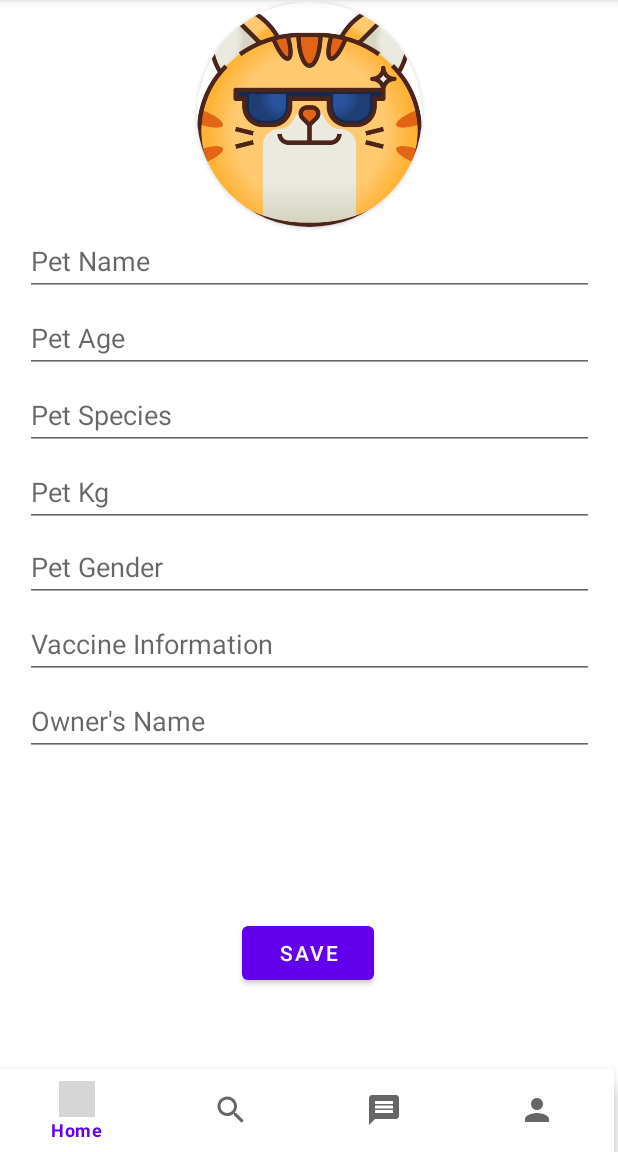
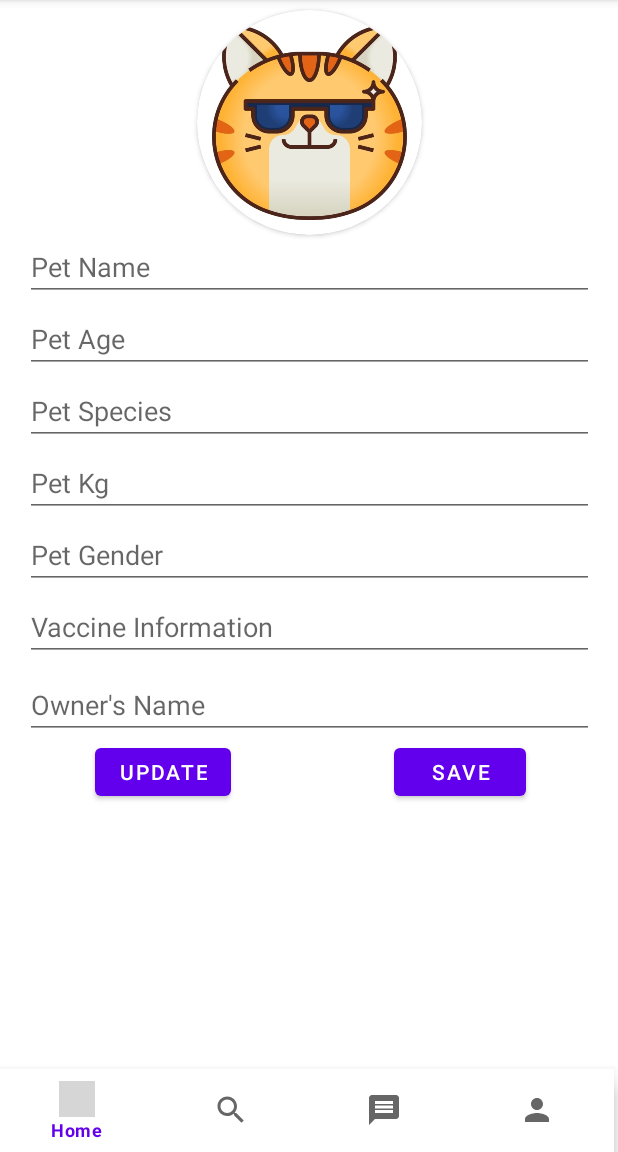
Before and after one commit to Wizardeirr/PetClub, an Android app: the ProfileFillFragment screen opened through its navigation route, on a phone screen of 412 x 824 dp, the part 84-1236 px from its top. Run offline under Robolectric (Android 15) with nearby library versions, the phone set to English and light mode, and no system bars; our stand-ins replace Firebase (no records; nobody signed in at launch, a user with empty details on screens opened directly), navigation-ui; grey boxes are pictures that could not be loaded.

Commit message:
Retrieve created

```diff
--- a/app/src/main/java/com/volkankelleci/petsocialclub/profileviewfills/AppFirstScreenFragment.kt
+++ b/app/src/main/java/com/volkankelleci/petsocialclub/profileviewfills/AppFirstScreenFragment.kt
@@ -77,6 +77,7 @@ class AppFirstScreenFragment : Fragment() {
             val action =
                 AppFirstScreenFragmentDirections.actionAppFirstScreenFragmentToProfileFillFragment()
             findNavController().navigate(action)
+            appFirstConstraint.visibility=View.INVISIBLE
         }
 
     }
--- a/app/src/main/java/com/volkankelleci/petsocialclub/profileviewfills/ProfileFillFragment.kt
+++ b/app/src/main/java/com/volkankelleci/petsocialclub/profileviewfills/ProfileFillFragment.kt
@@ -48,9 +48,10 @@ class ProfileFillFragment : Fragment() {
             if (petName.isNotEmpty()&&petage.isNotEmpty()&&petSpecies.isNotEmpty()&&petWeight.isNotEmpty()&&petGender.isNotEmpty()
                 &&vaccineInfo.isNotEmpty()&&ownersName.isNotEmpty()){
                 Toast.makeText(activity, "Profile Created", Toast.LENGTH_LONG).show()
-                val action=ProfileFillFragmentDirections.actionProfileFillFragmentToUsersHomeFragment()
-                findNavController().navigate(action)
+                profillConstraint.visibility=View.GONE
+
             }
         }
     }
+
 }
--- a/app/src/main/java/com/volkankelleci/petsocialclub/viewmodel/ProfileFillFragmentViewModel.kt
+++ b/app/src/main/java/com/volkankelleci/petsocialclub/viewmodel/ProfileFillFragmentViewModel.kt
@@ -1,8 +1,10 @@
 package com.volkankelleci.petsocialclub.viewmodel
 
 import android.app.Application
+import android.widget.Toast
 import androidx.lifecycle.AndroidViewModel
 import androidx.lifecycle.ViewModel
+import com.google.firebase.firestore.auth.User
 import com.google.firebase.firestore.ktx.firestore
 import com.google.firebase.ktx.Firebase
 import com.volkankelleci.petsocialclub.data.UsersData
@@ -29,5 +31,23 @@ class ProfileFillFragmentViewModel: ViewModel(){
             }
         }
     }
+    fun retrieveProfile()=CoroutineScope(Dispatchers.IO).launch {
+        try {
+            val querySnapshot=userProfile.get().await()
+            val sb=StringBuilder()
+            for (document in querySnapshot.documents){
+                val user=document.toObject(UsersData::class.java)
+                sb.append("$user\n")
+            }
+            withContext(Dispatchers.Main){
+
+            }
+
+
+        }catch (e:Exception){
+            e.printStackTrace()
+
+        }
+    }
 
 }
--- a/app/src/main/res/layout/fragment_app_first_screen.xml
+++ b/app/src/main/res/layout/fragment_app_first_screen.xml
@@ -5,6 +5,7 @@
     android:layout_width="match_parent"
     android:layout_height="match_parent"
     android:background="@drawable/cat"
+    android:id="@+id/appFirstConstraint"
     tools:context=".profileviewfills.AppFirstScreenFragment"
     tools:menu="@menu/user_menu">
 
@@ -13,7 +14,7 @@
         android:layout_width="wrap_content"
         android:layout_height="wrap_content"
         android:layout_marginTop="33dp"
-        android:text="Create Profile"
+        android:text="Create Or Update Profile"
         app:layout_constraintEnd_toEndOf="parent"
         app:layout_constraintStart_toStartOf="parent"
         app:layout_constraintTop_toTopOf="parent" />
@@ -22,8 +23,8 @@
         android:id="@+id/skipText"
         android:layout_width="wrap_content"
         android:layout_height="wrap_content"
-        android:layout_marginEnd="32dp"
-        android:layout_marginBottom="16dp"
+        android:layout_marginEnd="36dp"
+        android:layout_marginBottom="60dp"
         android:text="Skip"
         android:textColor="@color/white"
         android:textSize="24sp"
--- a/app/src/main/res/layout/fragment_profile_fill.xml
+++ b/app/src/main/res/layout/fragment_profile_fill.xml
@@ -1,57 +1,55 @@
 <?xml version="1.0" encoding="utf-8"?>
 <androidx.constraintlayout.widget.ConstraintLayout xmlns:android="http://schemas.android.com/apk/res/android"
+    xmlns:app="http://schemas.android.com/apk/res-auto"
     xmlns:tools="http://schemas.android.com/tools"
+    android:id="@+id/profillConstraint"
     android:layout_width="match_parent"
     android:layout_height="match_parent"
-    xmlns:app="http://schemas.android.com/apk/res-auto"
     tools:context=".profileviewfills.ProfileFillFragment">
 
+    <Button
+        android:id="@+id/saveButton"
+        android:layout_width="wrap_content"
+        android:layout_height="44dp"
+        android:text="Save"
+        app:layout_constraintBottom_toBottomOf="parent"
+        app:layout_constraintEnd_toEndOf="parent"
+        app:layout_constraintHorizontal_bias="0.814"
+        app:layout_constraintStart_toStartOf="parent"
+        app:layout_constraintTop_toBottomOf="@+id/petOwnerName"
+        app:layout_constraintVertical_bias="0.0" />
+
     <EditText
-        android:id="@+id/petName"
+        android:id="@+id/petOwnerName"
         android:layout_width="379dp"
-        android:layout_height="46dp"
+        android:layout_height="44dp"
+        android:layout_marginTop="8dp"
         android:ems="10"
-        android:hint="Pet Name"
+        android:hint="Owner's Name"
         android:inputType="textPersonName"
 
         app:layout_constraintEnd_toEndOf="parent"
-        app:layout_constraintHorizontal_bias="0.5"
-        app:layout_constraintTop_toBottomOf="@+id/cardID"
         app:layout_constraintStart_toStartOf="parent"
-        tools:layout_editor_absoluteY="190dp" />
+        app:layout_constraintTop_toBottomOf="@+id/petVaccine" />
 
     <EditText
-        android:id="@+id/petKg"
+        android:id="@+id/petAge"
         android:layout_width="379dp"
-        android:layout_height="46dp"
-        android:layout_marginTop="5dp"
-        android:ems="10"
-        android:hint="Pet Kg"
-        android:inputType="textPersonName"
-        app:layout_constraintEnd_toEndOf="parent"
-        app:layout_constraintHorizontal_bias="0.5"
-        app:layout_constraintStart_toStartOf="parent"
-        app:layout_constraintTop_toBottomOf="@+id/petSpecies" />
-
-    <EditText
-        android:id="@+id/petGender"
-        android:layout_width="379dp"
-        android:layout_height="46dp"
+        android:layout_height="44dp"
         android:layout_marginTop="4dp"
         android:ems="10"
-        android:hint="Pet Gender"
+        android:hint="Pet Age"
         android:inputType="textPersonName"
 
         app:layout_constraintEnd_toEndOf="parent"
-        app:layout_constraintHorizontal_bias="0.5"
         app:layout_constraintStart_toStartOf="parent"
-        app:layout_constraintTop_toBottomOf="@+id/petKg" />
+        app:layout_constraintTop_toBottomOf="@+id/petName" />
 
     <EditText
         android:id="@+id/petVaccine"
         android:layout_width="379dp"
-        android:layout_height="46dp"
-        android:layout_marginTop="5dp"
+        android:layout_height="44dp"
+        android:layout_marginTop="4dp"
         android:ems="10"
         android:hint="Vaccine Information"
         android:inputType="textPersonName"
@@ -61,75 +59,87 @@
         app:layout_constraintTop_toBottomOf="@+id/petGender" />
 
     <EditText
-        android:id="@+id/petOwnerName"
+        android:id="@+id/petGender"
         android:layout_width="379dp"
-        android:layout_height="46dp"
-        android:layout_marginTop="5dp"
+        android:layout_height="44dp"
+        android:layout_marginTop="4dp"
         android:ems="10"
-        android:hint="Owner's Name"
+        android:hint="Pet Gender"
         android:inputType="textPersonName"
 
         app:layout_constraintEnd_toEndOf="parent"
         app:layout_constraintStart_toStartOf="parent"
-        app:layout_constraintTop_toBottomOf="@+id/petVaccine" />
+        app:layout_constraintTop_toBottomOf="@+id/petKg" />
+
+    <EditText
+        android:id="@+id/petKg"
+        android:layout_width="379dp"
+        android:layout_height="44dp"
+        android:layout_marginTop="4dp"
+        android:ems="10"
+        android:hint="Pet Kg"
+        android:inputType="textPersonName"
+        app:layout_constraintEnd_toEndOf="parent"
+        app:layout_constraintStart_toStartOf="parent"
+        app:layout_constraintTop_toBottomOf="@+id/petSpecies" />
+
+    <EditText
+        android:id="@+id/petName"
+        android:layout_width="379dp"
+        android:layout_height="44dp"
+        android:ems="10"
+        android:hint="Pet Name"
+        android:inputType="textPersonName"
+
+        app:layout_constraintEnd_toEndOf="parent"
+        app:layout_constraintStart_toStartOf="parent"
+        app:layout_constraintTop_toBottomOf="@+id/cardID" />
 
     <EditText
         android:id="@+id/petSpecies"
         android:layout_width="379dp"
-        android:layout_height="46dp"
-        android:layout_marginTop="5dp"
+        android:layout_height="44dp"
+        android:layout_marginTop="4dp"
         android:ems="10"
         android:hint="Pet Species"
         android:inputType="textPersonName"
 
         app:layout_constraintEnd_toEndOf="parent"
-        app:layout_constraintHorizontal_bias="0.5"
         app:layout_constraintStart_toStartOf="parent"
         app:layout_constraintTop_toBottomOf="@+id/petAge" />
 
-    <EditText
-        android:id="@+id/petAge"
-        android:layout_width="379dp"
-        android:layout_height="46dp"
-        android:layout_marginTop="5dp"
-        android:ems="10"
-        android:hint="Pet Age"
-        android:inputType="textPersonName"
-
-        app:layout_constraintEnd_toEndOf="parent"
-        app:layout_constraintHorizontal_bias="0.5"
-        app:layout_constraintStart_toStartOf="parent"
-        app:layout_constraintTop_toBottomOf="@+id/petName" />
-
     <Button
-        android:id="@+id/saveButton"
+        android:id="@+id/updateButton"
         android:layout_width="wrap_content"
-        android:layout_height="wrap_content"
-        android:text="Save"
+        android:layout_height="44dp"
+        android:text="UPDATE"
         app:layout_constraintBottom_toBottomOf="parent"
         app:layout_constraintEnd_toEndOf="parent"
-        app:layout_constraintHorizontal_bias="0.498"
+        app:layout_constraintHorizontal_bias="0.194"
         app:layout_constraintStart_toStartOf="parent"
-        app:layout_constraintTop_toBottomOf="@+id/petOwnerName" />
+        app:layout_constraintTop_toBottomOf="@+id/petOwnerName"
+        app:layout_constraintVertical_bias="0.0" />
 
     <androidx.cardview.widget.CardView
         android:id="@+id/cardID"
         android:layout_width="150dp"
         android:layout_height="150dp"
         android:layout_gravity="center"
+        android:layout_marginTop="5dp"
         app:cardCornerRadius="250dp"
         app:layout_constraintBottom_toTopOf="@+id/petName"
         app:layout_constraintEnd_toEndOf="parent"
         app:layout_constraintHorizontal_bias="0.5"
         app:layout_constraintStart_toStartOf="parent"
-        app:layout_constraintTop_toTopOf="parent"
-        >
+        app:layout_constraintTop_toTopOf="parent">
 
         <ImageView
 
             android:id="@+id/petImage"
             android:layout_width="150dp"
             android:layout_height="150dp"
+
+            android:padding="10dp"
             android:scaleType="centerCrop"
             android:src="@drawable/cool" />
     </androidx.cardview.widget.CardView>
```
